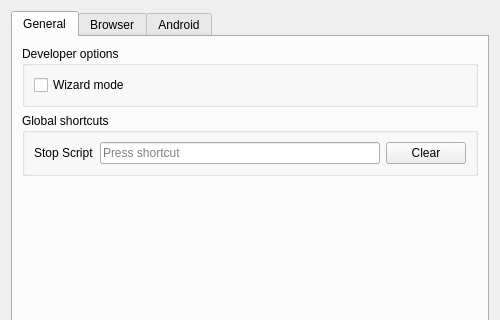
Before: the Qt Designer form botfather/gui/config_dialog.ui in botfatherio/botfather, drawn with Qt 5; both pictures show x 0 to 500 and y 0 to 320 of the 500 by 530 pixel window.
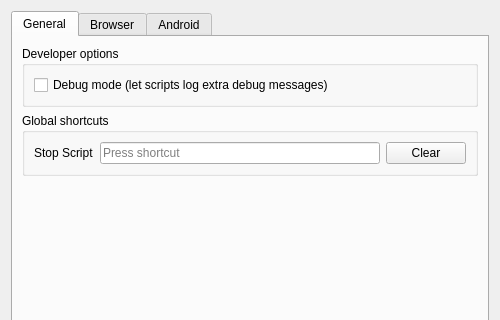
After: the same form once the commit is applied. Icons and pictures are not drawn.

Commit message: Add description to devmode/debug mode/wizard mode option

```diff
--- a/botfather/gui/config_dialog.ui
+++ b/botfather/gui/config_dialog.ui
@@ -37,7 +37,7 @@
           <item>
            <widget class="QCheckBox" name="devmode">
             <property name="text">
-             <string>Wizard mode</string>
+             <string>Debug mode (let scripts log extra debug messages)</string>
             </property>
            </widget>
           </item>
```
